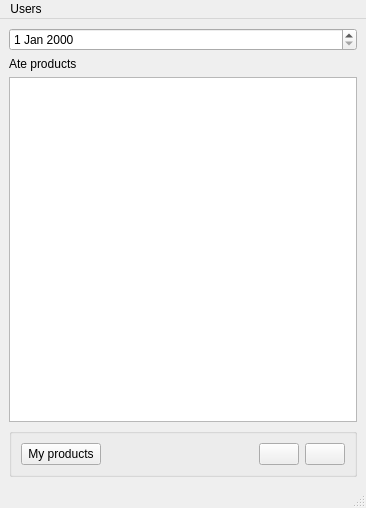
Old version of the form main_window.ui in the repository frod21o/trackYourCaloriesApp.
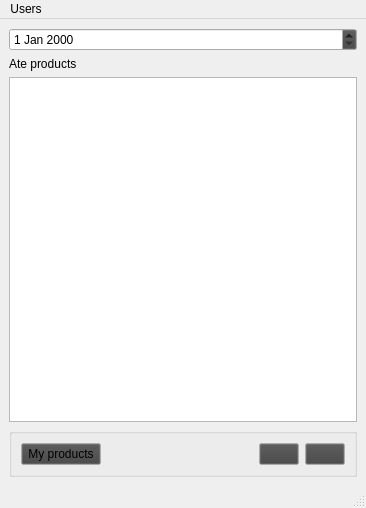
New version of the form. Icons and pictures are not drawn.

The edit to the form file:
```diff
--- a/main_window.ui
+++ b/main_window.ui
@@ -10,6 +10,43 @@
     <height>508</height>
    </rect>
   </property>
+  <property name="palette">
+   <palette>
+    <active>
+     <colorrole role="Button">
+      <brush brushstyle="SolidPattern">
+       <color alpha="255">
+        <red>65</red>
+        <green>65</green>
+        <blue>65</blue>
+       </color>
+      </brush>
+     </colorrole>
+    </active>
+    <inactive>
+     <colorrole role="Button">
+      <brush brushstyle="SolidPattern">
+       <color alpha="255">
+        <red>66</red>
+        <green>66</green>
+        <blue>66</blue>
+       </color>
+      </brush>
+     </colorrole>
+    </inactive>
+    <disabled>
+     <colorrole role="Button">
+      <brush brushstyle="SolidPattern">
+       <color alpha="255">
+        <red>126</red>
+        <green>126</green>
+        <blue>126</blue>
+       </color>
+      </brush>
+     </colorrole>
+    </disabled>
+   </palette>
+  </property>
   <property name="windowTitle">
    <string>Track Your Calories</string>
   </property>
```
